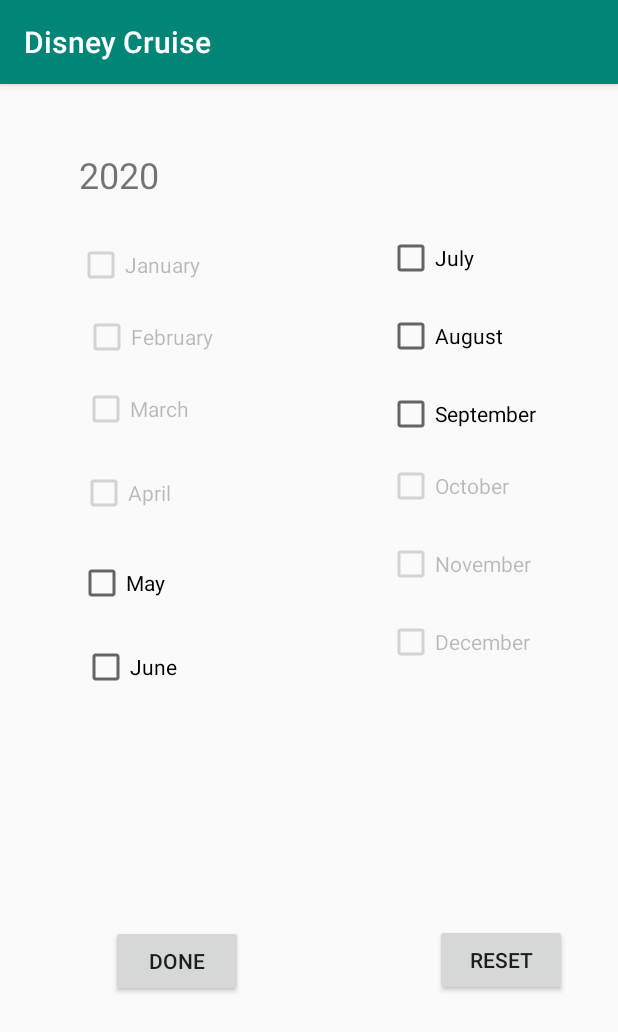
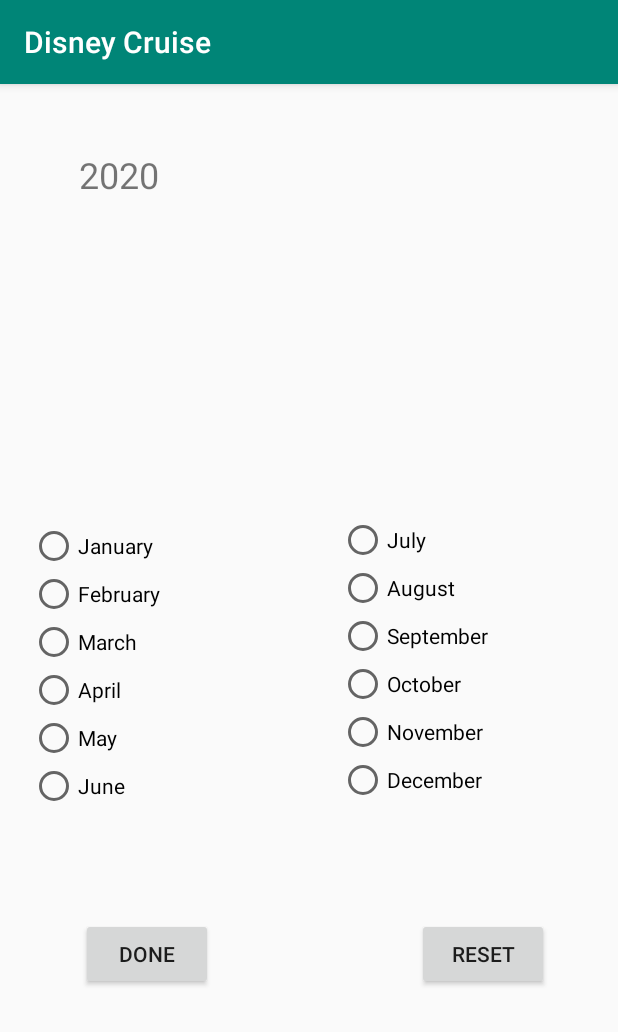
Before and after one commit to Herb2o11/MobileCruiseApp, an Android app: the DateSelection screen opened directly, with no data from a screen before it, on a phone screen of 412 x 824 dp. Shown: the top 1032 px of the screen. Run offline under Robolectric (Android 15) with nearby library versions, the phone set to English and light mode, and no system bars.

Commit message:
check email bug fixed and dateselection rebuild

```diff
--- a/app/src/main/java/com/example/test/DateSelection.java
+++ b/app/src/main/java/com/example/test/DateSelection.java
@@ -1,24 +1,66 @@
 package com.example.test;
 
+import android.content.Intent;
 import android.support.v7.app.AppCompatActivity;
 import android.os.Bundle;
 import android.view.View;
 import android.widget.Button;
 import android.widget.CheckBox;
+import android.widget.RadioButton;
+import android.widget.RadioGroup;
 import android.widget.TextView;
 import android.widget.Toast;
 
 import org.w3c.dom.Text;
 
+import java.util.ArrayList;
+import java.util.List;
+
 public class DateSelection extends AppCompatActivity {
     String travelMonthSelection;
+
+    RadioGroup radioGroup;
+    RadioGroup radioGroup1;
+    RadioGroup radioGroup2;
+
+    RadioGroup.OnCheckedChangeListener listener1 = new RadioGroup.OnCheckedChangeListener() {
+
+        @Override
+        public void onCheckedChanged(RadioGroup group, int checkedId) {
+            if (checkedId != -1) {
+                radioGroup2.setOnCheckedChangeListener(null); // remove the listener before clearing so we don't throw that stackoverflow exception(like Vladimir Volodin pointed out)
+                radioGroup2.clearCheck(); // clear the second RadioGroup!
+                radioGroup2.setOnCheckedChangeListener(listener2); //reset the listener
+            }
+        }
+    };
+    RadioGroup.OnCheckedChangeListener listener2 = new RadioGroup.OnCheckedChangeListener() {
+
+        @Override
+        public void onCheckedChanged(RadioGroup group, int checkedId) {
+            if (checkedId != -1) {
+                radioGroup1.setOnCheckedChangeListener(null); // remove the listener before clearing so we don't throw that stackoverflow exception(like Vladimir Volodin pointed out)
+                radioGroup1.clearCheck(); // clear the second RadioGroup!
+                radioGroup1.setOnCheckedChangeListener(listener1); //reset the listener
+            }
+        }
+    };
+
     @Override
     protected void onCreate(Bundle savedInstanceState) {
         super.onCreate(savedInstanceState);
         setContentView(R.layout.activity_date_selection);
 
+        Button btnDoneDate = (Button) findViewById(R.id.btnDoneDateSelection);
+        Button btnResetDate = (Button) findViewById(R.id.btnResetDateSelection);
+        radioGroup = findViewById(R.id.radio_group);
+        radioGroup1 = findViewById(R.id.radio_group1);
+        radioGroup2 = findViewById(R.id.radio_group2);
 
-        CheckBox checkDate1 = (CheckBox) findViewById(R.id.checkBoxDate1);
+        radioGroup1.setOnCheckedChangeListener(listener1);
+        radioGroup2.setOnCheckedChangeListener(listener2);
+
+/*        CheckBox checkDate1 = (CheckBox) findViewById(R.id.checkBoxDate1);
         CheckBox checkDate2 = (CheckBox) findViewById(R.id.checkBoxDate2);
         CheckBox checkDate3 = (CheckBox) findViewById(R.id.checkBoxDate3);
         CheckBox checkDate4 = (CheckBox) findViewById(R.id.checkBoxDate4);
@@ -31,112 +73,36 @@ public class DateSelection extends AppCompatActivity {
         CheckBox checkDate11= (CheckBox) findViewById(R.id.checkBoxDate11);
         CheckBox checkDate12= (CheckBox) findViewById(R.id.checkBoxDate12);
         Button btnDoneDate = (Button) findViewById(R.id.btnDoneDateSelection);
-        Button btnResetDate = (Button) findViewById(R.id.btnResetDateSelection);
+        Button btnResetDate = (Button) findViewById(R.id.btnResetDateSelection);*/
 
 
 
         //best time to visit may to September
-        checkDate1.setEnabled(false);
+/*        checkDate1.setEnabled(false);
         checkDate2.setEnabled(false);
         checkDate3.setEnabled(false);
         checkDate4.setEnabled(false);
         checkDate10.setEnabled(false);
         checkDate11.setEnabled(false);
-        checkDate12.setEnabled(false);
+        checkDate12.setEnabled(false);*/
 
         btnDoneDate.setOnClickListener(new View.OnClickListener() {
             @Override
             public void onClick(View v) {
-                if (checkDate5.isChecked()) {
-                    travelMonthSelection = checkDate5.toString();
-                    Toast.makeText(DateSelection.this, "May Checked", Toast.LENGTH_LONG).show();
-                    finish();
-                } else if (checkDate6.isChecked()) {
-                    travelMonthSelection = checkDate6.toString();
-                    Toast.makeText(DateSelection.this, "June Checked", Toast.LENGTH_LONG).show();
-                    finish();
-                }else if(checkDate7.isChecked()){
-                    travelMonthSelection = checkDate7.toString();
-                    Toast.makeText(DateSelection.this, "July Checked", Toast.LENGTH_LONG).show();
-                    finish();
-                }else if(checkDate8.isChecked()){
-                    travelMonthSelection = checkDate8.toString();
-                    Toast.makeText(DateSelection.this, "August Checked", Toast.LENGTH_LONG).show();
-                    finish();
-                }else if (checkDate9.isChecked()){
-                    travelMonthSelection = checkDate9.toString();
-                    Toast.makeText(DateSelection.this, "September Checked", Toast.LENGTH_LONG).show();
-                    finish();
-                }else {
-                    Toast.makeText(DateSelection.this, "Please Select a month for the Cruise", Toast.LENGTH_LONG).show();
+                List<RadioGroup> radioGroups = new ArrayList<>();
+                for (int i = 0; i < radioGroup.getChildCount(); i++) {
+                    radioGroups.add((RadioGroup) radioGroup.getChildAt(i));
+                }
+                for (RadioGroup tmpRadioGroup : radioGroups) {
+                    int checkedId = tmpRadioGroup.getCheckedRadioButtonId();
+                    if(checkedId != -1) {
+                        RadioButton radioButton = tmpRadioGroup.findViewById(checkedId);
+                        Toast.makeText(DateSelection.this, radioButton.getText(), Toast.LENGTH_SHORT).show();
+                        break;
+                    }
                 }
             }
         });
-                checkDate5.setOnClickListener(new View.OnClickListener() {
-                    @Override
-                    public void onClick(View v) {
-                     checkDate6.setChecked(false);
-                     checkDate7.setChecked(false);
-                     checkDate8.setChecked(false);
-                     checkDate9.setChecked(false);
-                    }
-                });
-
-                checkDate6.setOnClickListener(new View.OnClickListener() {
-                    @Override
-                    public void onClick(View v) {
-                        checkDate5.setChecked(false);
-                        checkDate7.setChecked(false);
-                        checkDate8.setChecked(false);
-                        checkDate9.setChecked(false);
-                    }
-                });
-
-                checkDate7.setOnClickListener(new View.OnClickListener() {
-                    @Override
-                    public void onClick(View v) {
-                        checkDate5.setChecked(false);
-                        checkDate6.setChecked(false);
-                        checkDate8.setChecked(false);
-                        checkDate9.setChecked(false);
-                    }
-                });
-
-                checkDate8.setOnClickListener(new View.OnClickListener() {
-                    @Override
-                    public void onClick(View v) {
-                        checkDate5.setChecked(false);
-                        checkDate6.setChecked(false);
-                        checkDate7.setChecked(false);
-                        checkDate9.setChecked(false);
-                    }
-                });
-
-                checkDate9.setOnClickListener(new View.OnClickListener() {
-                    @Override
-                    public void onClick(View v) {
-                        checkDate5.setChecked(false);
-                        checkDate6.setChecked(false);
-                        checkDate7.setChecked(false);
-                        checkDate8.setChecked(false);
-                    }
-                });
-
-                btnResetDate.setOnClickListener(new View.OnClickListener() {
-                    @Override
-                    public void onClick(View v) {
-                        checkDate5.setChecked(false);
-                        checkDate6.setChecked(false);
-                        checkDate7.setChecked(false);
-                        checkDate8.setChecked(false);
-                        checkDate9.setChecked(false);
-                    }
-                });
-
-
-
-
-
 
     }
 
--- a/app/src/main/java/com/example/test/Page2.java
+++ b/app/src/main/java/com/example/test/Page2.java
@@ -17,7 +17,7 @@ public class Page2 extends AppCompatActivity {
         final Button btnAccommodation = (Button) findViewById(R.id.buttonAccommodation);
         final Button btnDates=(Button)findViewById(R.id.buttonDates);
         final Button btnStateRoom = (Button)findViewById(R.id.btnStateRoom);
-        final TextView txtAcc = findViewById(R.id.txtDisplayAcc);
+        //final TextView txtAcc = findViewById(R.id.txtDisplayAcc);
         final TextView txtDates = findViewById(R.id.txtDisplayMonth);
         final TextView txtDest = findViewById(R.id.txtDisplayDest);
         final TextView txtDepart = findViewById(R.id.txtDisplayDepart);
@@ -25,6 +25,16 @@ public class Page2 extends AppCompatActivity {
 
         Button btnDestination=(Button)findViewById(R.id.buttonDestinations);
         Button btnDepart=(Button)findViewById(R.id.buttonDepart);
+
+        try {
+            Intent intent = getIntent();
+            String displayMonth = intent.getExtras().getString("month", "");
+            txtDates.setText(displayMonth);
+
+        }catch (Exception e){
+
+        }
+
 
         btnAccommodation.setOnClickListener(new View.OnClickListener() {
             @Override
--- a/app/src/main/java/com/example/test/Register.java
+++ b/app/src/main/java/com/example/test/Register.java
@@ -61,7 +61,7 @@ public class Register extends AppCompatActivity {
 
                 //implemented to pass the data
                 User user = new User();
-                if (etPassword==etConfirmPassword){
+                if (getPasswordStr.equals(getPasswordConfStr)){
                     user.setEmail(getEmailStr);
                     user.setPassword(getPasswordStr);
                     user.setPasswordConfirmation(getPasswordConfStr);
--- a/app/src/main/java/com/example/test/TableDefinition.java
+++ b/app/src/main/java/com/example/test/TableDefinition.java
@@ -11,20 +11,20 @@ public class TableDefinition {
                     "roomID integer foreign key, travelPartyID integer foreign key)"; */
 
     public static final String SQL_DELETE_USER_TABLE =
-           "DELETE TABLE IF EXISTS USERS";
+           "DROP TABLE IF EXISTS USERS";
 
     public static final String SQL_CREATE_DATES_TABLE =
             "CREATE TABLE DATE (dateID integer promary key, month text, year date)";
 
     public static final String  SQL_DELETE_DATES_TABLE =
-            "DELETE TABLE IF EXISTS DATE";
+            "DROP TABLE IF EXISTS DATE";
 
     public static final String SQL_CREATE_STATEROOM_TABLE =
             "CREATE TABLE STATEROOM( roomID integer primary key, roomCategory text, roomLocation text, roomPrice decimal," +
                     "roomType text)";
 
     public static final String SQL_DELETE_STATEROOM_TABLE =
-            "DELETE TABLE IF EXISTS STATEROOM";
+            "DROP TABLE IF EXISTS STATEROOM";
 /*
 
     public static final String SQL_CREATE_DESTINATION_TABLE =
--- a/app/src/main/res/layout/activity_date_selection.xml
+++ b/app/src/main/res/layout/activity_date_selection.xml
@@ -32,159 +32,28 @@
         android:orientation="vertical"
         app:layout_constraintGuide_begin="234dp" />
 
-    <CheckBox
-        android:id="@+id/checkBoxDate1"
-        android:layout_width="wrap_content"
-        android:layout_height="wrap_content"
-        android:layout_marginTop="28dp"
-        android:text="@string/Date1"
-        app:layout_constraintEnd_toStartOf="@+id/guideline2"
-        app:layout_constraintHorizontal_bias="0.145"
-        app:layout_constraintStart_toStartOf="@+id/guideline"
-        app:layout_constraintTop_toBottomOf="@+id/txtYearDateSelection" />
-
-    <CheckBox
-        android:id="@+id/checkBoxDate2"
-        android:layout_width="wrap_content"
-        android:layout_height="wrap_content"
-        android:layout_marginTop="16dp"
-        android:layout_marginEnd="92dp"
-        android:layout_marginRight="92dp"
-        android:text="@string/Date2"
-        app:layout_constraintEnd_toStartOf="@+id/guideline2"
-        app:layout_constraintTop_toBottomOf="@+id/checkBoxDate1" />
-
-    <CheckBox
-        android:id="@+id/checkBoxDate3"
-        android:layout_width="wrap_content"
-        android:layout_height="wrap_content"
-        android:layout_marginTop="16dp"
-        android:layout_marginEnd="108dp"
-        android:layout_marginRight="108dp"
-        android:text="@string/Date3"
-        app:layout_constraintEnd_toStartOf="@+id/guideline2"
-        app:layout_constraintTop_toBottomOf="@+id/checkBoxDate2" />
-
-    <CheckBox
-        android:id="@+id/checkBoxDate4"
-        android:layout_width="wrap_content"
-        android:layout_height="wrap_content"
-        android:layout_marginTop="24dp"
-        android:layout_marginEnd="120dp"
-        android:layout_marginRight="120dp"
-        android:text="@string/Date4"
-        app:layout_constraintEnd_toStartOf="@+id/guideline2"
-        app:layout_constraintTop_toBottomOf="@+id/checkBoxDate3" />
-
-    <CheckBox
-        android:id="@+id/checkBoxDate5"
-        android:layout_width="wrap_content"
-        android:layout_height="wrap_content"
-        android:layout_marginTop="28dp"
-        android:layout_marginEnd="124dp"
-        android:layout_marginRight="124dp"
-        android:text="@string/Date5"
-        app:layout_constraintEnd_toStartOf="@+id/guideline2"
-        app:layout_constraintTop_toBottomOf="@+id/checkBoxDate4" />
-
-    <CheckBox
-        android:id="@+id/checkBoxDate6"
-        android:layout_width="wrap_content"
-        android:layout_height="wrap_content"
-        android:layout_marginTop="24dp"
-        android:layout_marginEnd="116dp"
-        android:layout_marginRight="116dp"
-        android:text="@string/Date6"
-        app:layout_constraintEnd_toStartOf="@+id/guideline2"
-        app:layout_constraintTop_toBottomOf="@+id/checkBoxDate5" />
-
-    <CheckBox
-        android:id="@+id/checkBoxDate7"
-        android:layout_width="wrap_content"
-        android:layout_height="wrap_content"
-        android:layout_marginStart="24dp"
-        android:layout_marginLeft="24dp"
-        android:layout_marginTop="100dp"
-        android:text="@string/Date7"
-        app:layout_constraintStart_toStartOf="@+id/guideline2"
-        app:layout_constraintTop_toTopOf="parent" />
-
-    <CheckBox
-        android:id="@+id/checkBoxDate8"
-        android:layout_width="wrap_content"
-        android:layout_height="wrap_content"
-        android:layout_marginStart="24dp"
-        android:layout_marginLeft="24dp"
-        android:layout_marginTop="20dp"
-        android:text="@string/Date8"
-        app:layout_constraintStart_toStartOf="@+id/guideline2"
-        app:layout_constraintTop_toBottomOf="@+id/checkBoxDate7" />
-
-    <CheckBox
-        android:id="@+id/checkBoxDate9"
-        android:layout_width="wrap_content"
-        android:layout_height="wrap_content"
-        android:layout_marginStart="24dp"
-        android:layout_marginLeft="24dp"
-        android:layout_marginTop="20dp"
-        android:text="@string/Date9"
-        app:layout_constraintStart_toStartOf="@+id/guideline2"
-        app:layout_constraintTop_toBottomOf="@+id/checkBoxDate8" />
-
-    <CheckBox
-        android:id="@+id/checkBoxDate10"
-        android:layout_width="wrap_content"
-        android:layout_height="wrap_content"
-        android:layout_marginStart="24dp"
-        android:layout_marginLeft="24dp"
-        android:layout_marginTop="16dp"
-        android:text="@string/Date10"
-        app:layout_constraintStart_toStartOf="@+id/guideline2"
-        app:layout_constraintTop_toBottomOf="@+id/checkBoxDate9" />
-
-    <CheckBox
-        android:id="@+id/checkBoxDate11"
-        android:layout_width="wrap_content"
-        android:layout_height="wrap_content"
-        android:layout_marginStart="24dp"
-        android:layout_marginLeft="24dp"
-        android:layout_marginTop="20dp"
-        android:text="@string/Date11"
-        app:layout_constraintStart_toStartOf="@+id/guideline2"
-        app:layout_constraintTop_toBottomOf="@+id/checkBoxDate10" />
-
-    <CheckBox
-        android:id="@+id/checkBoxDate12"
-        android:layout_width="wrap_content"
-        android:layout_height="wrap_content"
-        android:layout_marginStart="24dp"
-        android:layout_marginLeft="24dp"
-        android:layout_marginTop="20dp"
-        android:text="@string/Date12"
-        app:layout_constraintStart_toStartOf="@+id/guideline2"
-        app:layout_constraintTop_toBottomOf="@+id/checkBoxDate11" />
 
     <Button
         android:id="@+id/btnDoneDateSelection"
         android:layout_width="wrap_content"
         android:layout_height="wrap_content"
-        android:layout_marginTop="156dp"
-        android:layout_marginEnd="72dp"
-        android:layout_marginRight="72dp"
+        android:layout_marginTop="52dp"
+        android:layout_marginEnd="92dp"
+        android:layout_marginRight="92dp"
         android:text="@string/btnDoneDestination"
         app:layout_constraintEnd_toStartOf="@+id/guideline2"
-        app:layout_constraintTop_toBottomOf="@+id/checkBoxDate6" />
+        app:layout_constraintTop_toBottomOf="@+id/radio_group" />
 
     <Button
         android:id="@+id/btnResetDateSelection"
         android:layout_width="wrap_content"
         android:layout_height="wrap_content"
-        android:layout_marginStart="56dp"
-        android:layout_marginLeft="56dp"
-        android:layout_marginTop="172dp"
+        android:layout_marginStart="44dp"
+        android:layout_marginLeft="44dp"
+        android:layout_marginTop="52dp"
         android:text="@string/btnResetDepart"
         app:layout_constraintStart_toStartOf="@+id/guideline2"
-        app:layout_constraintTop_toBottomOf="@+id/checkBoxDate12" />
+        app:layout_constraintTop_toBottomOf="@+id/radio_group" />
 
     <TextView
         android:id="@+id/textViewDisplayDate"
@@ -194,5 +63,112 @@
         android:layout_marginEnd="32dp"
         android:layout_marginRight="32dp"
         app:layout_constraintEnd_toStartOf="@+id/guideline2"
-        app:layout_constraintTop_toBottomOf="@+id/checkBoxDate6" />
+        app:layout_constraintTop_toBottomOf="@+id/radio_group" />
+
+    <RadioGroup
+        android:id="@+id/radio_group"
+        android:layout_width="match_parent"
+        android:layout_height="wrap_content"
+        android:orientation="horizontal"
+        app:layout_constraintBottom_toBottomOf="parent"
+        app:layout_constraintEnd_toEndOf="parent"
+        app:layout_constraintStart_toStartOf="parent"
+        app:layout_constraintTop_toTopOf="parent">
+        <RadioGroup
+            android:id="@+id/radio_group1"
+            android:layout_weight="1"
+            android:layout_width="match_parent"
+            android:layout_height="match_parent"
+            android:orientation="vertical"
+            android:paddingLeft="20dp"
+            android:paddingBottom="20dp">
+            <RadioButton
+                android:gravity="center_vertical"
+                android:id="@+id/checkBoxDate1"
+                android:layout_width="wrap_content"
+                android:layout_height="wrap_content"
+                android:layout_marginTop="28dp"
+                android:text="@string/Date1" />
+
+            <RadioButton
+                android:id="@+id/checkBoxDate2"
+                android:layout_width="wrap_content"
+                android:layout_height="wrap_content"
+                android:text="@string/Date2" />
+
+            <RadioButton
+                android:id="@+id/checkBoxDate3"
+                android:layout_width="wrap_content"
+                android:layout_height="wrap_content"
+                android:text="@string/Date3" />
+
+            <RadioButton
+                android:id="@+id/checkBoxDate4"
+                android:layout_width="wrap_content"
+                android:layout_height="wrap_content"
+                android:text="@string/Date4" />
+
+            <RadioButton
+                android:id="@+id/checkBoxDate5"
+                android:layout_width="wrap_content"
+                android:layout_height="wrap_content"
+                android:text="@string/Date5" />
+
+            <RadioButton
+                android:id="@+id/checkBoxDate6"
+                android:layout_width="wrap_content"
+                android:layout_height="wrap_content"
+                android:text="@string/Date6" />
+        </RadioGroup>
+        <RadioGroup
+            android:id="@+id/radio_group2"
+            android:gravity="center_vertical"
+            android:paddingLeft="20dp"
+            android:layout_weight="1"
+            android:layout_width="match_parent"
+            android:layout_height="match_parent"
+            android:orientation="vertical">
+
+
+            <RadioButton
+                android:id="@+id/checkBoxDate7"
+                android:layout_width="wrap_content"
+                android:layout_height="wrap_content"
+                android:text="@string/Date7" />
+
+            <RadioButton
+                android:id="@+id/checkBoxDate8"
+                android:layout_width="wrap_content"
+                android:layout_height="wrap_content"
+                android:text="@string/Date8" />
+
+            <RadioButton
+                android:id="@+id/checkBoxDate9"
+                android:layout_width="wrap_content"
+                android:layout_height="wrap_content"
+                android:text="@string/Date9" />
+
+            <RadioButton
+                android:id="@+id/checkBoxDate10"
+                android:layout_width="wrap_content"
+                android:layout_height="wrap_content"
+                android:text="@string/Date10" />
+
+            <RadioButton
+                android:id="@+id/checkBoxDate11"
+                android:layout_width="wrap_content"
+                android:layout_height="wrap_content"
+                android:text="@string/Date11" />
+
+            <RadioButton
+                android:id="@+id/checkBoxDate12"
+                android:layout_width="wrap_content"
+                android:layout_height="wrap_content"
+                android:text="@string/Date12" />
+        </RadioGroup>
+    </RadioGroup>
+
+
+
+
 </android.support.constraint.ConstraintLayout>
```
